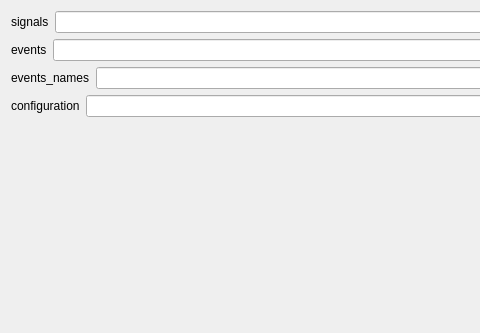
This is modules/RapidEyeMovementModules/SVDFilter/Ui_SVDFilterSettingsView.ui in mhazad99/Rapid-Eye-Movement as Qt 5 draws it before an edit; both pictures show x 0 to 480 and y 0 to 333 of the 711 by 333 pixel window. The edited form follows.
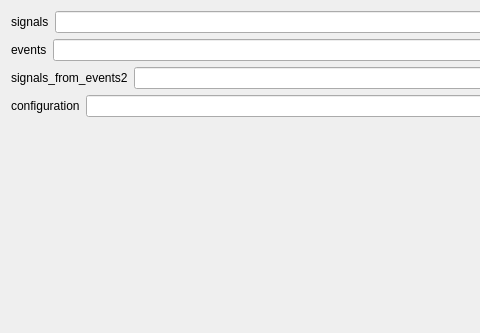
This is the edited form.

The edit to the form file:
```diff
--- a/modules/RapidEyeMovementModules/SVDFilter/Ui_SVDFilterSettingsView.ui
+++ b/modules/RapidEyeMovementModules/SVDFilter/Ui_SVDFilterSettingsView.ui
@@ -48,7 +48,7 @@
      <item>
       <widget class="QLabel" name="events_names_label">
        <property name="text">
-        <string>events_names</string>
+        <string>signals_from_events2</string>
        </property>
       </widget>
      </item>
```
Left out of the diff: 6 changed lines with no effect on the pictures.
